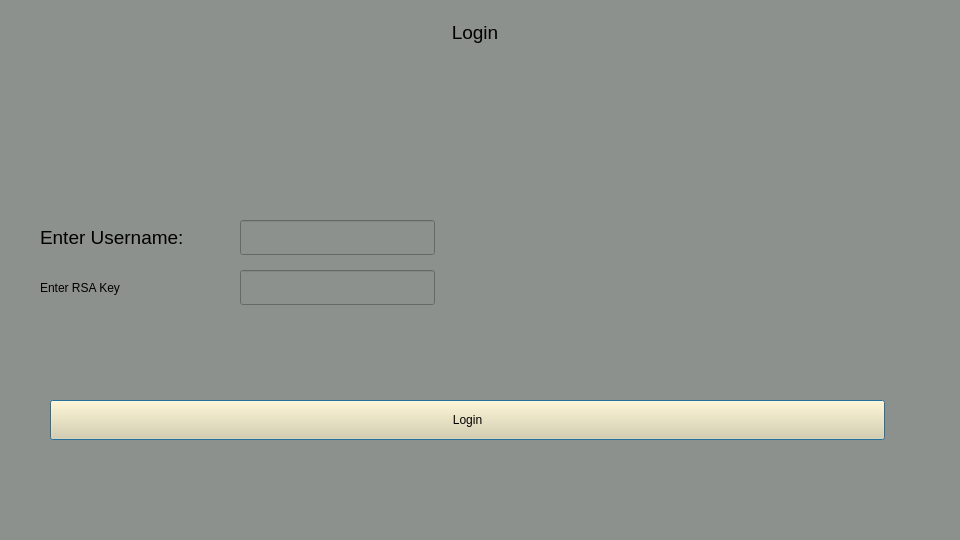
The window that login.ui (dark-anub1s/CyberVault) describes before a commit, drawn with Qt 5.
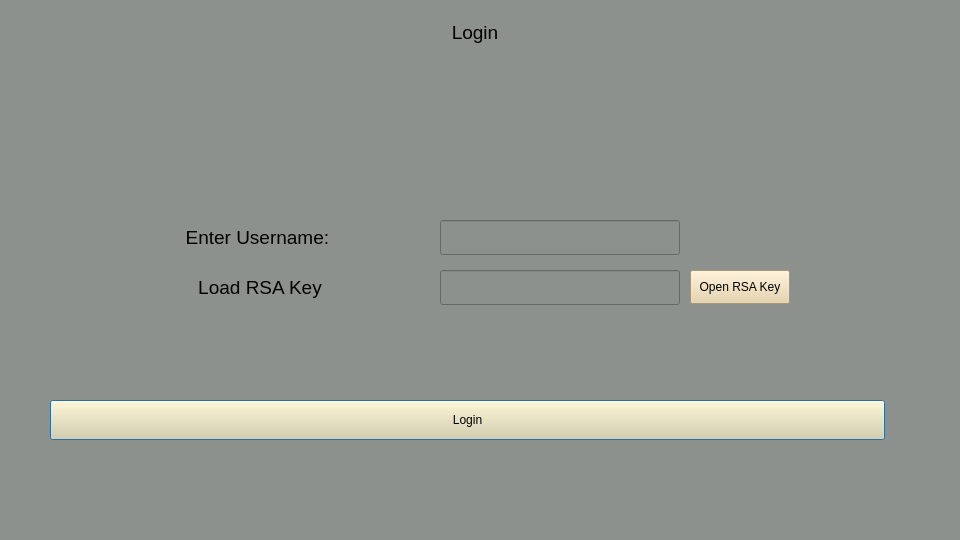
The same window after the commit.

Commit message: Worked on login UX.

```diff
--- a/login.ui
+++ b/login.ui
@@ -75,9 +75,9 @@
   <widget class="QLabel" name="label_2">
    <property name="geometry">
     <rect>
-     <x>40</x>
+     <x>140</x>
      <y>220</y>
-     <width>195</width>
+     <width>240</width>
      <height>35</height>
     </rect>
    </property>
@@ -90,13 +90,16 @@
    <property name="text">
     <string>Enter Username: </string>
    </property>
+   <property name="alignment">
+    <set>Qt::AlignCenter</set>
+   </property>
   </widget>
   <widget class="QLineEdit" name="lineEdit">
    <property name="geometry">
     <rect>
-     <x>240</x>
+     <x>440</x>
      <y>220</y>
-     <width>195</width>
+     <width>240</width>
      <height>35</height>
     </rect>
    </property>
@@ -104,24 +107,55 @@
   <widget class="QLabel" name="label_3">
    <property name="geometry">
     <rect>
-     <x>40</x>
+     <x>140</x>
      <y>270</y>
-     <width>195</width>
+     <width>240</width>
      <height>35</height>
     </rect>
    </property>
+   <property name="font">
+    <font>
+     <family>Arial</family>
+     <pointsize>14</pointsize>
+    </font>
+   </property>
    <property name="text">
-    <string>Enter RSA Key</string>
+    <string>Load RSA Key</string>
    </property>
+   <property name="alignment">
+    <set>Qt::AlignCenter</set>
+   </property>
   </widget>
   <widget class="QLineEdit" name="lineEdit_2">
    <property name="geometry">
     <rect>
-     <x>240</x>
+     <x>440</x>
      <y>270</y>
-     <width>195</width>
+     <width>240</width>
      <height>35</height>
     </rect>
+   </property>
+   <property name="focusPolicy">
+    <enum>Qt::StrongFocus</enum>
+   </property>
+   <property name="echoMode">
+    <enum>QLineEdit::Password</enum>
+   </property>
+  </widget>
+  <widget class="QPushButton" name="load_rsa_button">
+   <property name="geometry">
+    <rect>
+     <x>690</x>
+     <y>270</y>
+     <width>100</width>
+     <height>34</height>
+    </rect>
+   </property>
+   <property name="styleSheet">
+    <string notr="true">background-color: rgb(231, 208, 162);</string>
+   </property>
+   <property name="text">
+    <string>Open RSA Key</string>
    </property>
   </widget>
  </widget>
```
Left out of the diff: 10 changed lines with no effect on the pictures.
